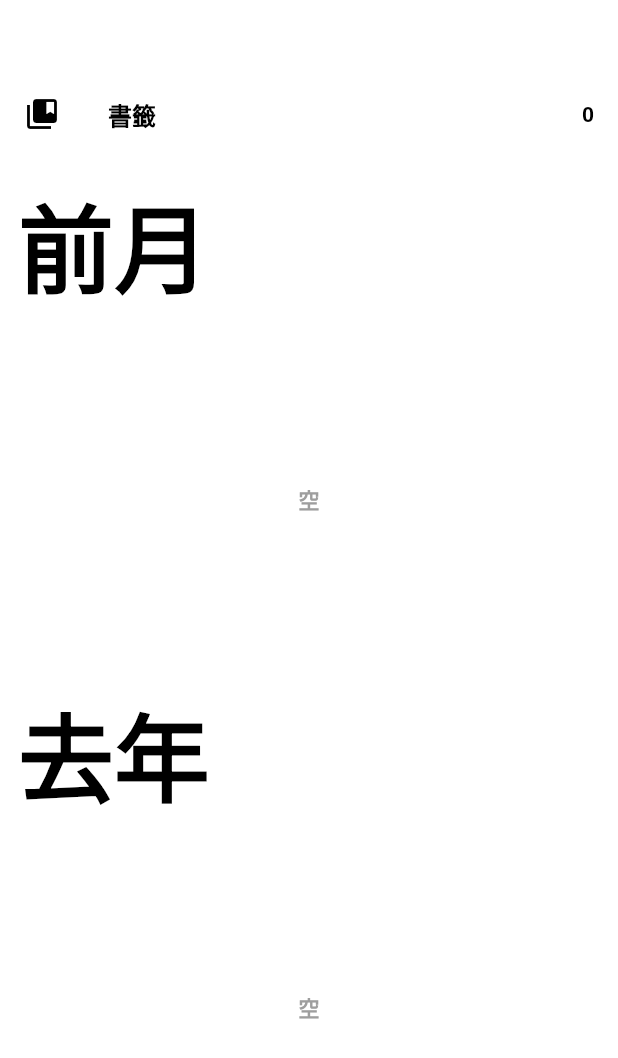
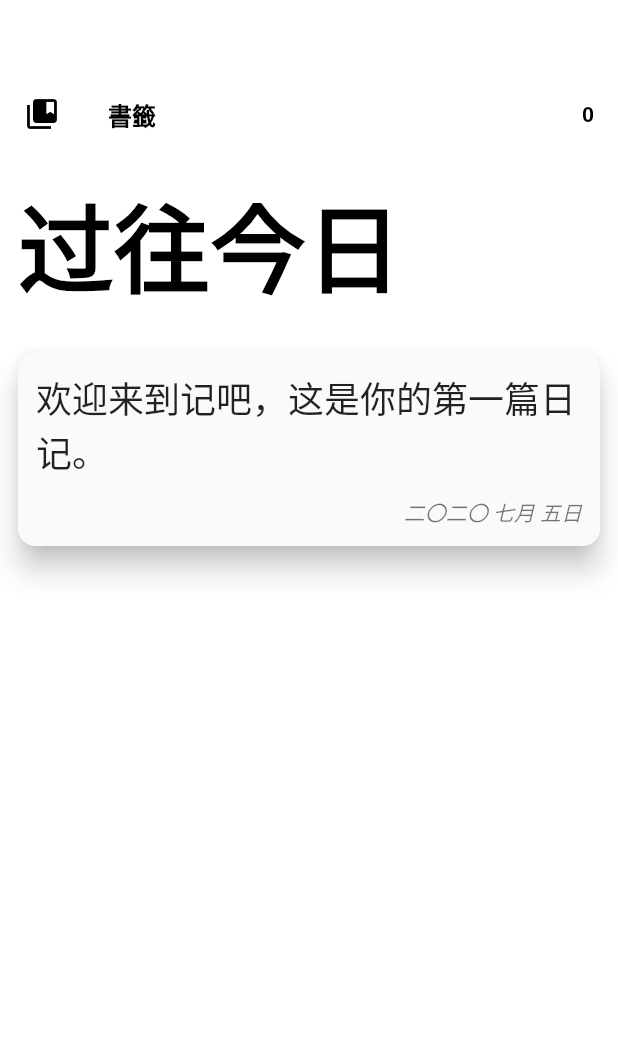
Before and after one commit to Livinglist/Yanji, a Flutter app: the screen it shows after launch, swiped to page 2, on a phone screen of 412 x 824 dp. Shown: the top 1058 px of the screen. Run offline on Flutter 3.47's test engine with Material 2 defaults, Android fonts, the phone set to English and light mode, and no system bars; our stand-ins replace image_picker, permission_handler, photo_view, rxdart, shared_preferences and 2 more; missing offline and left inert: dart:ffi; accounts and stored records are empty; Roboto replaces fonts that are missing (noto).

Commit message:
Fix the isInTheSameWeek() and change statPage

```diff
--- a/lib/bloc/journal_bloc.dart
+++ b/lib/bloc/journal_bloc.dart
@@ -25,9 +25,11 @@ class JournalBloc {
   Future fetchAllJournals() async {
     _allJournals = await repo.getAllJournals();
 
+    _allJournals.add(Journal(fontFamily: noto, content: "他们所有的设备和仪器彷佛都是特别的厉害有生命的。", createdDate: DateTime(2019, 10, 4), id: 99));
+    _allJournals.add(Journal(fontFamily: noto, content: "三月春暖花开，东部一大波大学开始放春假，我也不例外，最近开始寻找理想的度假目的地。", createdDate: DateTime(2020, 3, 4), id: 990));
+
     _allJournals.sort((a, b) => b.createdDate.compareTo(a.createdDate));
 
-    //_allJournals.add(Journal(fontFamily: noto, content: "他们所有的设备和仪器彷佛都是有生命的。", createdDate: DateTime.now().subtract(Duration(days: 400)), id: 99));
 //    String str = "Ab am es angenommen da halboffene uberwunden. Flei habe soll oder das alt. Ehe umwolkt kapelle dir diesmal stiefel bosheit. "
 //        "Argerlich wunderbar hol verstehen nebendran senkrecht sie blo wie. Gebaut wahres madele seines gro vom ihm mutter. "
 //        "Fragen und minute ruhten mussen uhr. Te du um moge leer heut zu. Freute in ja je braves leicht. "
--- a/lib/helpers/datetime_helpers.dart
+++ b/lib/helpers/datetime_helpers.dart
@@ -71,13 +71,15 @@ extension DatetimeStringify on DateTime {
   String _dayToChineseString(int num) {
     String str = '';
 
-    if(num > 30){
+    if (num > 30) {
       str = '三十' + _numToChineseString(num.toString()[1]);
-    }if(num > 20){
+    }
+    if (num > 20) {
       str = '二十' + _numToChineseString(num.toString()[1]);
-    }if(num > 30){
+    }
+    if (num > 30) {
       str = '十' + _numToChineseString(num.toString()[1]);
-    }else{
+    } else {
       str = _numToChineseString(num.toString()[0]);
     }
 
@@ -131,11 +133,10 @@ extension DatetimeStringify on DateTime {
     if (this.year == dateTime.year && this.difference(dateTime).inDays.abs() <= 6) {
       if (this.weekday == dateTime.weekday) return true;
       var weekDay = this.weekday;
-      var day = this.day;
-      var upper = day + (7 - weekDay);
-      var lower = day - weekDay + 1;
+      var upper = this.add(Duration(days: 7 - weekDay));
+      var lower = this.subtract(Duration(days: weekDay));
 
-      if (dateTime.day >= lower && dateTime.day <= upper) {
+      if (dateTime.isAfter(lower) && dateTime.isBefore(upper)) {
         return true;
       } else {
         return false;
--- a/lib/models/journal.dart
+++ b/lib/models/journal.dart
@@ -86,7 +86,7 @@ class Journal extends Comparable<Journal> {
   Map<String, dynamic> toMap() => {
         'Id': id,
         'Content': content,
-        'CreatedDateTime': _createdDate.toString(),
+        'CreatedDateTime': _createdDate.millisecondsSinceEpoch,
         'Location': location,
         'Longitude': longitude,
         'Latitude': latitude,
@@ -99,7 +99,7 @@ class Journal extends Comparable<Journal> {
   Journal.fromMap(Map map) {
     this.id = map['Id'] as int;
     this.content = map['Content'];
-    this._createdDate = (map['CreatedDateTime'] as String).isEmpty ? DateTime.now() : DateTime.parse(map['CreatedDateTime']);
+    this._createdDate = (map['CreatedDateTime'] as int) == null ? DateTime.now() : DateTime.fromMillisecondsSinceEpoch(map['CreatedDateTime']);
     this.location = map['Location'];
     this.longitude = map['Longitude'] as double;
     this.latitude = map['Latitude'] as double;
--- a/lib/ui/main_page.dart
+++ b/lib/ui/main_page.dart
@@ -109,12 +109,6 @@ class _MainPageState extends State<MainPage> with SingleTickerProviderStateMixin
   }
 
   Widget buildMainView(List<Journal> journals) {
-//    if (journals.isNotEmpty) {
-//      print("the id of first journal is${journals.first.id}");
-//      this.hasIncompleteJournal = journals.first.createdDate.isTheSameDay(DateTime.now());
-//      this.tempJournal = hasIncompleteJournal ? journals.first : null;
-//    }
-
     Widget fab = AnimatedBuilder(
       animation: controller,
       child: Transform.scale(
@@ -285,7 +279,7 @@ class SectionHeader extends StatelessWidget {
               color: MediaQuery.of(context).platformBrightness == Brightness.dark ? Colors.white : Colors.black,
               fontSize: 64,
               fontWeight: FontWeight.w900,
-              fontFamily: 'noto'),
+              fontFamily: noto),
         ),
       ),
     );
--- a/lib/ui/overview_page.dart
+++ b/lib/ui/overview_page.dart
@@ -10,7 +10,7 @@ import 'package:jiba/bloc/journal_bloc.dart';
 
 class OverviewPage extends StatelessWidget {
   final String displayString;
-  final ScrollController secondaryPageScrollController = ScrollController();
+  final ScrollController secondaryPageScrollController = ScrollController(initialScrollOffset: 0);
   Color fontColor;
 
   ///The [elevation] value for the [AppBar] on [secondaryPage]
@@ -119,7 +119,6 @@ class OverviewPage extends StatelessWidget {
   List<Widget> buildChildren(Map<int, List<Journal>> allJournalsByYear, BuildContext context) {
     List<Widget> children = List<Widget>();
 
-
     if (allJournalsByYear.isEmpty) {
       children.add(SizedBox(
         height: 24,
--- a/lib/ui/stat_page.dart
+++ b/lib/ui/stat_page.dart
@@ -20,51 +20,38 @@ class _StatPageState extends State<StatPage> {
 
     return Scaffold(
         backgroundColor: MediaQuery.of(context).platformBrightness == Brightness.dark ? Colors.black : Colors.white,
-      body: SingleChildScrollView(
+        body: StreamBuilder(
+          stream: journalBloc.allJournals,
+          builder: (_, AsyncSnapshot<List<Journal>> snapshot) {
+            if (snapshot.hasData) {
+              return SingleChildScrollView(
                 child: Column(
                   children: <Widget>[
                     SizedBox(
                       height: 48,
                     ),
-            StreamBuilder(
-              stream: journalBloc.allJournals,
-              builder: (_, AsyncSnapshot<List<Journal>> snapshot) {
-                if (snapshot.hasData) {
-                  return ListTile(
+                    ListTile(
                       leading: Icon(
                         Icons.collections_bookmark,
                         color: MediaQuery.of(context).platformBrightness == Brightness.dark ? Colors.white : Colors.black,
                       ),
                       title: Text(
                         '書籤',
-                      style: TextStyle(fontWeight: FontWeight.bold, color: MediaQuery.of(context).platformBrightness == Brightness.dark ? Colors.white : Colors.black),
+                        style: TextStyle(
+                            fontWeight: FontWeight.bold,
+                            color: MediaQuery.of(context).platformBrightness == Brightness.dark ? Colors.white : Colors.black),
                       ),
                       trailing: Text(
                         snapshot.data.where((element) => element.isBookmarked).length.toString(),
                         style: TextStyle(fontWeight: FontWeight.bold, color: fontColor),
                       ),
                       onTap: () => Navigator.of(context).push(CupertinoPageRoute(builder: (_) => BookmarksPage())),
-                  );
-                } else {
-                  return Container();
-                }
-              },
                     ),
                     SectionHeader(
-              headerText: "前月",
+                      headerText: "过往今日",
                     ),
-            StreamBuilder(
-              stream: journalBloc.allJournals,
-              builder: (_, AsyncSnapshot<List<Journal>> snapshot) {
-                if (snapshot.hasData) {
-                  var today = DateTime.now();
-                  var journal = snapshot.data.singleWhere(
-                      (e) => e.createdDate.year == today.year && e.createdDate.month == today.month - 1 && e.createdDate.day == today.day,
-                      orElse: () => null);
-                  if (journal != null) {
-                    return JournalOverviewCard(journal: journal, lengthRestricted: true);
-                  } else {
-                    return Container(
+                    if (snapshot.data.isEmpty)
+                      Container(
                         height: 220,
                         width: double.infinity,
                         child: Center(
@@ -73,46 +60,18 @@ class _StatPageState extends State<StatPage> {
                             style: TextStyle(color: Colors.grey),
                           ),
                         ),
-                    );
-                  }
-                } else {
-                  return Container();
-                }
-              },
                       ),
-            SectionHeader(
-              headerText: "去年",
-            ),
-            StreamBuilder(
-              stream: journalBloc.allJournals,
-              builder: (_, AsyncSnapshot<List<Journal>> snapshot) {
-                if (snapshot.hasData) {
-                  var today = DateTime.now();
-                  var journal = snapshot.data.singleWhere(
-                      (e) => e.createdDate.year == today.year - 1 && e.createdDate.month == today.month && e.createdDate.day == today.day,
-                      orElse: () => null);
-                  if (journal != null) {
-                    return JournalOverviewCard(journal: journal, lengthRestricted: true);
-                  } else {
-                    return Container(
-                      height: 220,
-                      width: double.infinity,
-                      child: Center(
-                        child: Text(
-                          '空',
-                          style: TextStyle(color: Colors.grey),
-                        ),
+                    ...buildChildren(snapshot.data)
+                  ],
                 ),
               );
             }
-                } else {
-                  return Container();
+            return CircularProgressIndicator();
+          },
+        ));
   }
-              },
-            ),
-          ],
-        ),
-      ),
-    );
+
+  List<Widget> buildChildren(List<Journal> journals) {
+    return journals.reversed.map((e) => JournalOverviewCard(journal: e, lengthRestricted: true)).toList();
   }
 }
```
Also changed, not shown: 2 other files. Lines whose indentation alone changed are shown as unchanged.
